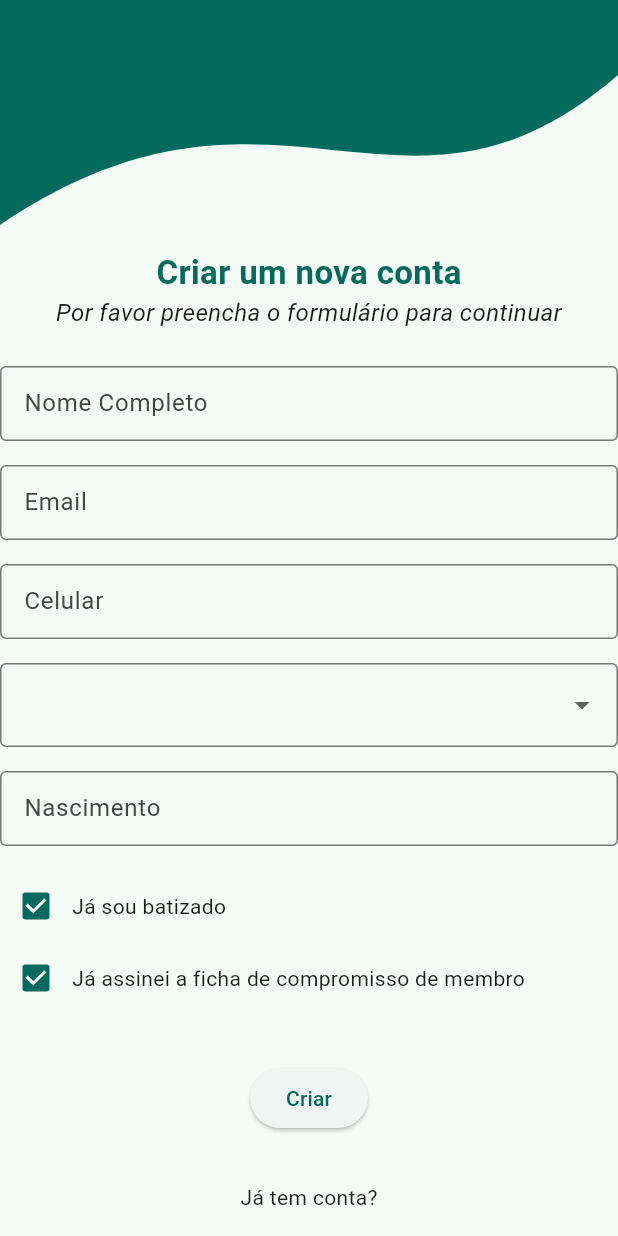
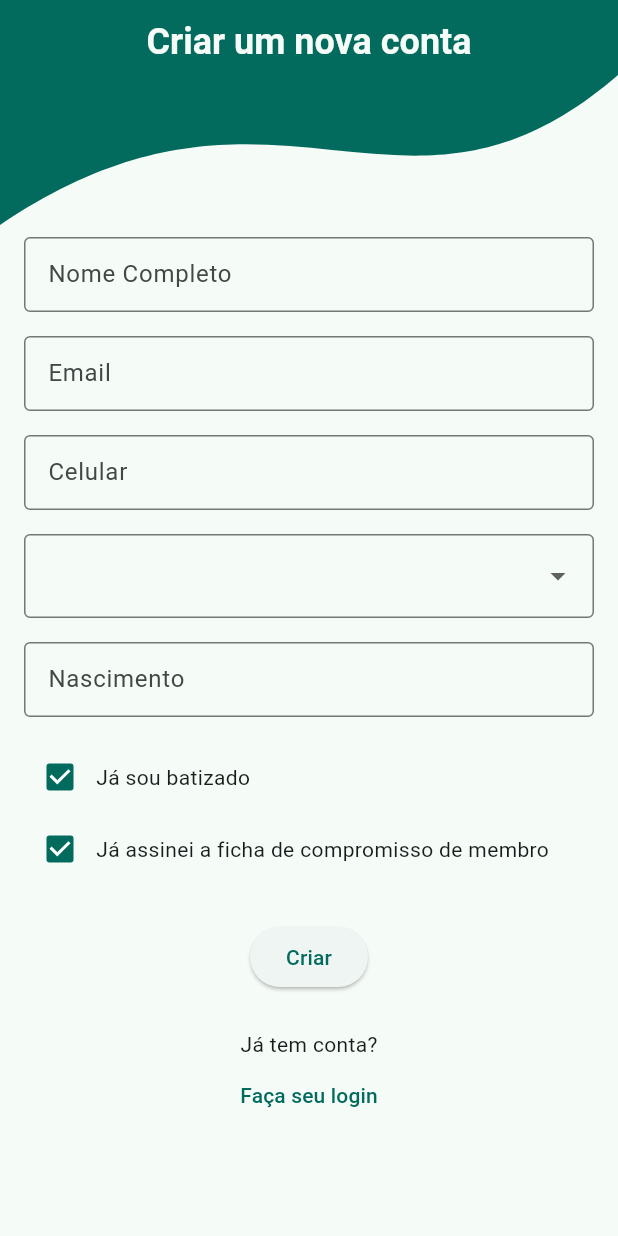
Before and after one commit to m7hsouza/app_nib, a Flutter app: the screen it shows after launch, after a tap on "Criar conta", on a phone screen of 412 x 824 dp. Run offline on Flutter 3.47's test engine with Material 2 defaults, Android fonts, the phone set to English and light mode, and no system bars.

Commit message:
correção layout

```diff
--- a/lib/src/features/auth/screens/sign_in_screen.dart
+++ b/lib/src/features/auth/screens/sign_in_screen.dart
@@ -9,7 +9,7 @@ class SignInScreen extends StatelessWidget {
   Widget build(BuildContext context) {
     return Material(
       child: LayoutWidget(
-        child: Padding(
+        body: Padding(
           padding: const EdgeInsets.symmetric(horizontal: 16),
           child: Form(
             child: Column(
--- a/lib/src/features/auth/screens/sign_up_screen.dart
+++ b/lib/src/features/auth/screens/sign_up_screen.dart
@@ -9,29 +9,19 @@ class SignUpScreen extends StatelessWidget {
   Widget build(BuildContext context) {
     return Material(
       child: LayoutWidget(
+        title: Text(
+          "Criar um nova conta",
+          style: TextStyle(
+            fontSize: 24,
+            fontWeight: FontWeight.bold,
+            color: Theme.of(context).scaffoldBackgroundColor,
+          ),
+        ),
+        body: Padding(
+          padding: const EdgeInsets.symmetric(vertical: 8, horizontal: 16),
           child: Form(
-        child: SingleChildScrollView(
             child: Column(
               children: [
-              const SizedBox(height: 16),
-              Text(
-                "Criar um nova conta",
-                style: TextStyle(
-                  fontSize: 22,
-                  fontWeight: FontWeight.bold,
-                  color: Theme.of(context).primaryColor,
-                ),
-              ),
-              const Text(
-                "Por favor preencha o formulário para continuar",
-                textAlign: TextAlign.center,
-                style: TextStyle(
-                  fontSize: 16,
-                  fontStyle: FontStyle.italic,
-                  fontWeight: FontWeight.normal,
-                ),
-              ),
-              const SizedBox(height: 24),
                 const CustomTextFormField(labelText: "Nome Completo"),
                 const SizedBox(height: 16),
                 const CustomTextFormField(labelText: "Email"),
@@ -67,7 +57,7 @@ class SignUpScreen extends StatelessWidget {
                   ],
                 ),
                 Padding(
-                padding: const EdgeInsets.symmetric(vertical: 32),
+                  padding: const EdgeInsets.symmetric(vertical: 24),
                   child: ElevatedButton(onPressed: () {}, child: const Text("Criar")),
                 ),
                 const Text("Já tem conta?"),
@@ -81,6 +71,7 @@ class SignUpScreen extends StatelessWidget {
             ),
           ),
         ),
-    ));
+      ),
+    );
   }
 }
--- a/lib/src/features/auth/screens/widgets/layout_widget.dart
+++ b/lib/src/features/auth/screens/widgets/layout_widget.dart
@@ -1,35 +1,31 @@
-import 'dart:math';
-
 import 'package:flutter/material.dart';
 
 class LayoutWidget extends StatelessWidget {
-  const LayoutWidget({super.key, required this.child, this.title});
+  const LayoutWidget({super.key, required this.body, this.title});
 
-  final Widget child;
+  final Widget body;
   final Widget? title;
 
   @override
   Widget build(BuildContext context) {
     final screenSize = MediaQuery.sizeOf(context);
-    return Column(
-      children: [
-        ClipPath(
+    return Scaffold(
+      appBar: PreferredSize(
+        preferredSize: const Size.fromHeight(150),
+        child: ClipPath(
           clipper: _SShapedClipper(),
           child: SizedBox(
             height: 150,
             width: screenSize.width,
-            child: ColoredBox(
-              color: Theme.of(context).primaryColor,
+            child: AppBar(
+              title: title,
+              centerTitle: true,
+              backgroundColor: Theme.of(context).primaryColor,
             ),
           ),
         ),
-        Expanded(
-          child: ColoredBox(
-            color: Theme.of(context).scaffoldBackgroundColor,
-            child: child,
-          ),
-        ),
-      ],
+      ),
+      body: body,
     );
   }
 }
```
Lines whose indentation alone changed are shown as unchanged.
